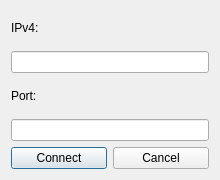
Carlos4621/RobotHUD, file ui/EasyUDP_Widget.ui: the form before one commit.
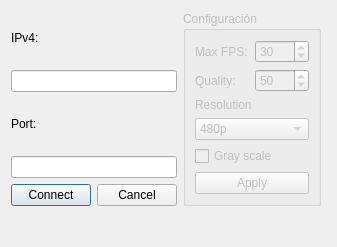
The form after the commit. Icons and pictures are not drawn.

Commit message: La ventana de configuración de WiFi ahora permite configurar la calidad de la imagen recibida

What changed in the file:
```diff
--- a/ui/EasyUDP_Widget.ui
+++ b/ui/EasyUDP_Widget.ui
@@ -5,45 +5,64 @@
   <property name="windowModality">
    <enum>Qt::WindowModality::ApplicationModal</enum>
   </property>
+  <property name="enabled">
+   <bool>true</bool>
+  </property>
   <property name="geometry">
    <rect>
     <x>0</x>
     <y>0</y>
-    <width>220</width>
-    <height>180</height>
+    <width>337</width>
+    <height>247</height>
    </rect>
   </property>
   <property name="maximumSize">
    <size>
-    <width>220</width>
-    <height>180</height>
+    <width>999999</width>
+    <height>99999</height>
    </size>
   </property>
   <property name="windowTitle">
    <string>WiFi Configuration</string>
   </property>
-  <layout class="QGridLayout" name="gridLayout">
+  <layout class="QFormLayout" name="formLayout">
    <item row="0" column="0">
+    <layout class="QVBoxLayout" name="verticalLayout_4">
+     <item>
+      <layout class="QVBoxLayout" name="verticalLayout_3">
+       <item>
+        <layout class="QVBoxLayout" name="verticalLayout">
+         <item>
     <widget class="QLabel" name="labelIP">
      <property name="text">
       <string>IPv4:</string>
      </property>
     </widget>
    </item>
-   <item row="1" column="0" colspan="2">
+         <item>
     <widget class="QLineEdit" name="lineIP"/>
    </item>
-   <item row="2" column="0">
+        </layout>
+       </item>
+       <item>
+        <layout class="QVBoxLayout" name="verticalLayout_2">
+         <item>
     <widget class="QLabel" name="labelPort">
      <property name="text">
       <string>Port:</string>
      </property>
     </widget>
    </item>
-   <item row="3" column="0" colspan="2">
+         <item>
     <widget class="QLineEdit" name="linePort"/>
    </item>
-   <item row="4" column="0">
+        </layout>
+       </item>
+      </layout>
+     </item>
+     <item>
+      <layout class="QHBoxLayout" name="horizontalLayout_2">
+       <item>
     <widget class="QPushButton" name="buttonConnect">
      <property name="text">
       <string>Connect</string>
@@ -53,7 +72,7 @@
      </property>
     </widget>
    </item>
-   <item row="4" column="1">
+       <item>
     <widget class="QPushButton" name="buttonCancel">
      <property name="text">
       <string>Cancel</string>
@@ -61,6 +80,135 @@
      <property name="icon">
       <iconset theme="QIcon::ThemeIcon::EditClear"/>
      </property>
+        </widget>
+       </item>
+      </layout>
+     </item>
+    </layout>
+   </item>
+   <item row="0" column="1">
+    <widget class="QGroupBox" name="groupBox">
+     <property name="enabled">
+      <bool>false</bool>
+     </property>
+     <property name="sizePolicy">
+      <sizepolicy hsizetype="Minimum" vsizetype="Minimum">
+       <horstretch>0</horstretch>
+       <verstretch>0</verstretch>
+      </sizepolicy>
+     </property>
+     <property name="maximumSize">
+      <size>
+       <width>138</width>
+       <height>239</height>
+      </size>
+     </property>
+     <property name="title">
+      <string>Configuración</string>
+     </property>
+     <layout class="QVBoxLayout" name="verticalLayout_6">
+      <item>
+       <layout class="QHBoxLayout" name="horizontalLayout">
+        <item>
+         <widget class="QLabel" name="labelMaxFPS">
+          <property name="text">
+           <string>Max FPS:</string>
+          </property>
+         </widget>
+        </item>
+        <item>
+         <widget class="QSpinBox" name="spinMaxFPS">
+          <property name="minimum">
+           <number>1</number>
+          </property>
+          <property name="maximum">
+           <number>60</number>
+          </property>
+          <property name="value">
+           <number>30</number>
+          </property>
+         </widget>
+        </item>
+       </layout>
+      </item>
+      <item>
+       <layout class="QHBoxLayout" name="horizontalLayout_3">
+        <item>
+         <widget class="QLabel" name="labelQualityTitle">
+          <property name="text">
+           <string>Quality:</string>
+          </property>
+         </widget>
+        </item>
+        <item>
+         <widget class="QSpinBox" name="spinQuality">
+          <property name="minimum">
+           <number>1</number>
+          </property>
+          <property name="maximum">
+           <number>100</number>
+          </property>
+          <property name="value">
+           <number>50</number>
+          </property>
+         </widget>
+        </item>
+       </layout>
+      </item>
+      <item>
+       <layout class="QVBoxLayout" name="verticalLayout_5">
+        <item>
+         <widget class="QLabel" name="labelResolutionTitle">
+          <property name="text">
+           <string>Resolution</string>
+          </property>
+         </widget>
+        </item>
+        <item>
+         <widget class="QComboBox" name="comboResolution">
+          <property name="sizePolicy">
+           <sizepolicy hsizetype="Preferred" vsizetype="Minimum">
+            <horstretch>0</horstretch>
+            <verstretch>0</verstretch>
+           </sizepolicy>
+          </property>
+          <item>
+           <property name="text">
+            <string>480p</string>
+           </property>
+          </item>
+          <item>
+           <property name="text">
+            <string>240p</string>
+           </property>
+          </item>
+          <item>
+           <property name="text">
+            <string>144p</string>
+           </property>
+          </item>
+         </widget>
+        </item>
+       </layout>
+      </item>
+      <item>
+       <widget class="QCheckBox" name="checkGrayScale">
+        <property name="text">
+         <string>Gray scale</string>
+        </property>
+       </widget>
+      </item>
+      <item>
+       <widget class="QPushButton" name="applyButton">
+        <property name="text">
+         <string>Apply</string>
+        </property>
+        <property name="icon">
+         <iconset theme="QIcon::ThemeIcon::ListAdd"/>
+        </property>
+       </widget>
+      </item>
+     </layout>
     </widget>
    </item>
   </layout>
```
Lines whose indentation alone changed are shown as unchanged. The commit also changes 6 other files.
